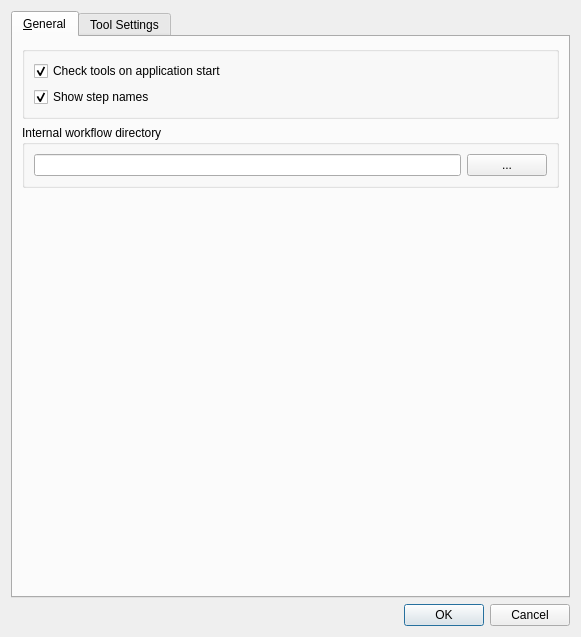
Before: the Qt Designer form src/mapclient/view/managers/options/qt/optionsdialog.ui in MusculoskeletalAtlasProject/mapclient, drawn with Qt 5.
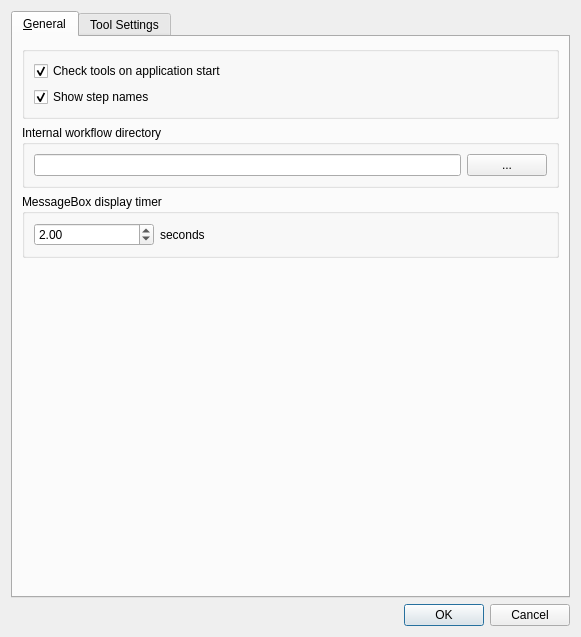
After: the same form once the commit is applied.

Commit message:
Add option for MessageBox display time.
This commit adds a setting to the MAP-Client "Options" dialog - which allows the user to specify how long MessageBox pop-ups are displayed for.

Diff of the .ui file:
```diff
--- a/src/mapclient/view/managers/options/qt/optionsdialog.ui
+++ b/src/mapclient/view/managers/options/qt/optionsdialog.ui
@@ -85,6 +85,35 @@
          </layout>
         </widget>
        </item>
+       <item>
+        <widget class="QGroupBox" name="groupBox_2">
+         <property name="title">
+          <string>MessageBox display timer</string>
+         </property>
+         <layout class="QHBoxLayout" name="horizontalLayout_2">
+          <item>
+           <widget class="QDoubleSpinBox" name="doubleSpinBoxMessageBoxTimer">
+            <property name="maximumSize">
+             <size>
+              <width>120</width>
+              <height>16777215</height>
+             </size>
+            </property>
+            <property name="value">
+             <double>2.000000000000000</double>
+            </property>
+           </widget>
+          </item>
+          <item>
+           <widget class="QLabel" name="label">
+            <property name="text">
+             <string>seconds</string>
+            </property>
+           </widget>
+          </item>
+         </layout>
+        </widget>
+       </item>
        <item>
         <spacer name="verticalSpacer">
          <property name="orientation">
```
The commit also changes 6 other files.
